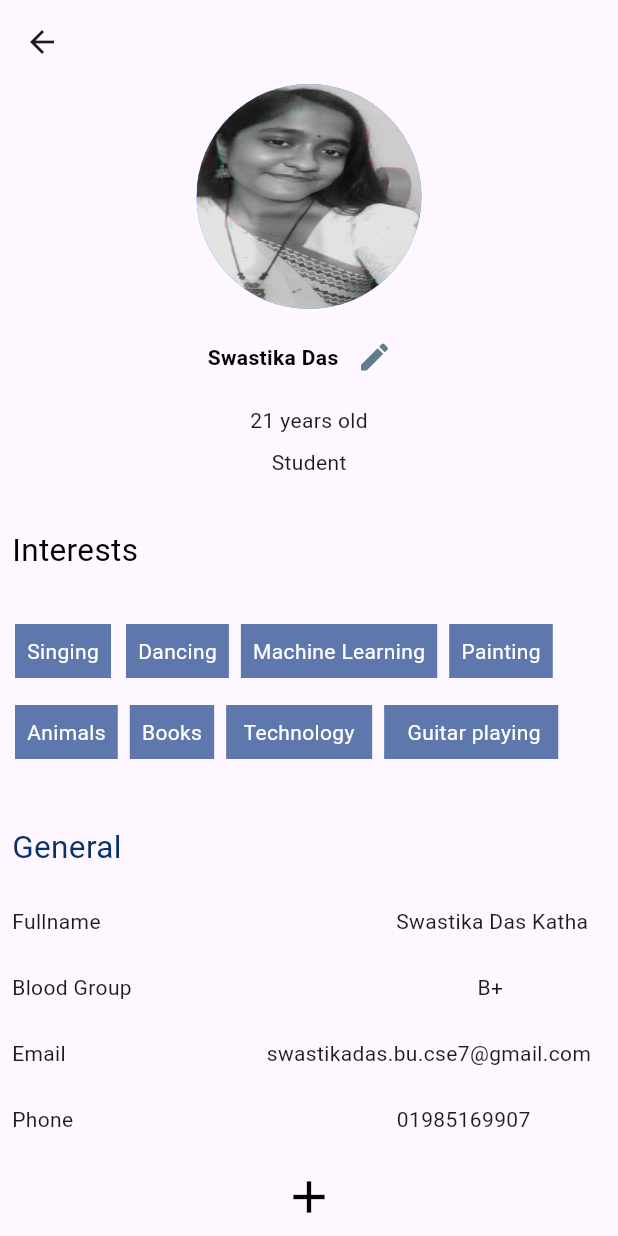
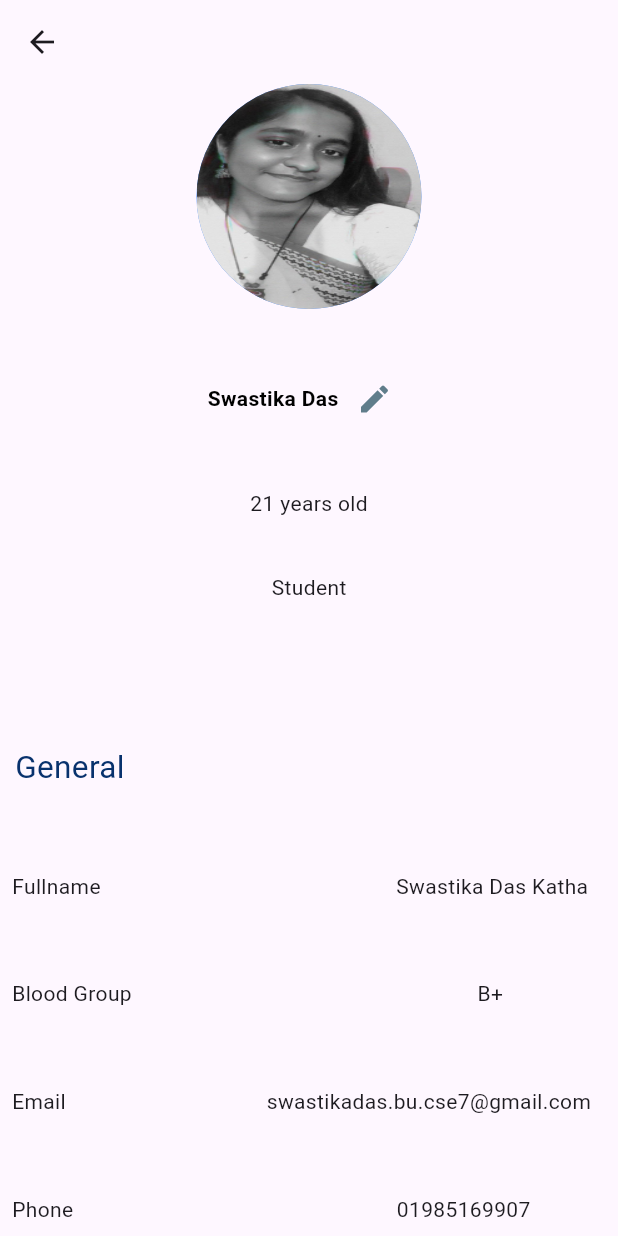
Before and after one commit to SwasMore/LabFinalMad, a Flutter app: the ProfileScreen screen opened by its route, on a phone screen of 412 x 824 dp. Run offline on Flutter 3.47's test engine with Material 3 defaults, Android fonts, the phone set to English and light mode, and no system bars; our stand-ins replace email_validator, google_fonts.

Commit message:
4th comit

```diff
--- a/flutter_application_1/lib/login.dart
+++ b/flutter_application_1/lib/login.dart
@@ -58,7 +58,7 @@ class _LoginScreenState extends State<LoginScreen> {
     print(decoded['data']);
 
     Navigator.of(context)
-        .push(MaterialPageRoute(builder: (context) => const HomePage()));
+        .push(MaterialPageRoute(builder: (context) => Home1()));
   }
 
   @override
@@ -80,9 +80,8 @@ class _LoginScreenState extends State<LoginScreen> {
             Text(
               'Login',
               style: GoogleFonts.concertOne(
-                textStyle: TextStyle(fontSize: 45, color: Colors.blueGrey),
+                textStyle: TextStyle(fontSize: 45, color: Colors.indigoAccent),
                 fontWeight: FontWeight.w100,
-                fontStyle: FontStyle.italic,
               ),
             ),
             TextFormField(
--- a/flutter_application_1/lib/main.dart
+++ b/flutter_application_1/lib/main.dart
@@ -25,7 +25,7 @@ class MyApp extends StatelessWidget {
         useMaterial3: true,
       ),
       home: LoginScreen(),
-      initialRoute: '/home',
+      //initialRoute: '/home',
       routes: {
         '/login': (BuildContext context) => const LoginScreen(),
         '/home': (BuildContext context) => HomeScreen(),
--- a/flutter_application_1/lib/profile.dart
+++ b/flutter_application_1/lib/profile.dart
@@ -47,110 +47,9 @@ class _ProfileScreenState extends State<ProfileScreen> {
             ),
             Text("21 years old"),
             Text("Student"),
-            SizedBox(height: 10),
+            SizedBox(height: 14),
             Padding(
-              padding: const EdgeInsets.all(8.0),
-              child: Row(
-                children: [
-                  Text("Interests",
-                      style: TextStyle(
-                        color: Colors.black,
-                      ),
-                      textScaleFactor: 1.5),
-                ],
-              ),
-            ),
-            SizedBox(height: 10),
-            Row(
-              children: [
-                SizedBox(width: 10),
-                Container(
-                  color: Color.fromARGB(255, 94, 119, 172),
-                  padding: EdgeInsets.all(
-                      8), // Add padding to give space around the text
-                  child: Text(
-                    "Singing",
-                    style: TextStyle(
-                        color: Colors.white), // Set text color to white
-                  ),
-                ),
-                SizedBox(width: 10),
-                Container(
-                  color: Color.fromARGB(255, 94, 119, 172),
-                  padding: EdgeInsets.all(8),
-                  child: Text(
-                    "Dancing",
-                    style: TextStyle(color: Colors.white),
-                  ),
-                ),
-                SizedBox(width: 8),
-                Container(
-                  color: Color.fromARGB(255, 94, 119, 172),
-                  padding: EdgeInsets.all(8),
-                  child: Text(
-                    "Machine Learning",
-                    style: TextStyle(color: Colors.white),
-                  ),
-                ),
-                SizedBox(width: 8),
-                Container(
-                  color: Color.fromARGB(255, 94, 119, 172),
-                  padding: EdgeInsets.all(8),
-                  child: Text(
-                    "Painting",
-                    style: TextStyle(color: Colors.white),
-                  ),
-                ),
-                SizedBox(width: 8),
-              ],
-            ),
-            SizedBox(height: 2),
-            Row(
-              children: [
-                SizedBox(width: 10),
-                Container(
-                  color: Color.fromARGB(255, 94, 119, 172),
-                  padding: EdgeInsets.all(
-                      8), // Add padding to give space around the text
-                  child: Text(
-                    "Animals",
-                    style: TextStyle(
-                        color: Colors.white), // Set text color to white
-                  ),
-                ),
-                SizedBox(width: 8),
-                Container(
-                  color: Color.fromARGB(255, 94, 119, 172),
-                  padding: EdgeInsets.all(8),
-                  child: Text(
-                    "Books",
-                    style: TextStyle(color: Colors.white),
-                  ),
-                ),
-                SizedBox(width: 8),
-                Container(
-                  color: Color.fromARGB(255, 94, 119, 172),
-                  padding: EdgeInsets.all(8),
-                  child: Text(
-                    " Technology ",
-                    style: TextStyle(color: Colors.white),
-                  ),
-                ),
-                SizedBox(width: 8),
-                Container(
-                  color: Color.fromARGB(255, 94, 119, 172),
-                  padding: EdgeInsets.all(8),
-                  child: Text(
-                    "  Guitar playing ",
-                    style: TextStyle(color: Colors.white),
-                  ),
-                ),
-                SizedBox(width: 8),
-              ],
-            ),
-            SizedBox(height: 20),
-            Padding(
-              padding: const EdgeInsets.all(8.0),
+              padding: const EdgeInsets.all(10.0),
               child: Row(
                 children: [
                   Text(
@@ -197,12 +96,6 @@ class _ProfileScreenState extends State<ProfileScreen> {
                 ],
               ),
             ),
-            IconButton(
-              icon: Icon(Icons.add),
-              iconSize: 36.0,
-              color: Colors.black,
-              onPressed: () {},
-            ),
           ],
         ),
       ),
--- a/flutter_application_1/lib/screens/homepage.dart
+++ b/flutter_application_1/lib/screens/homepage.dart
@@ -4,9 +4,7 @@ import 'package:flutter_application_1/screens/home.dart';
 import 'package:flutter_application_1/screens/home1.dart';
 
 class Home1 extends StatefulWidget {
-  final Map<String, dynamic> data;
-
-  Home1({required this.data});
+  Home1({super.key});
 
   @override
   _Home1State createState() => _Home1State();
@@ -36,9 +34,6 @@ class _Home1State extends State<Home1> {
   @override
   Widget build(BuildContext context) {
     return Scaffold(
-      appBar: AppBar(
-        title: Text('Home'),
-      ),
       body: _pages[_selectedIndex],
       bottomNavigationBar: BottomNavigationBar(
         items: const <BottomNavigationBarItem>[
```
